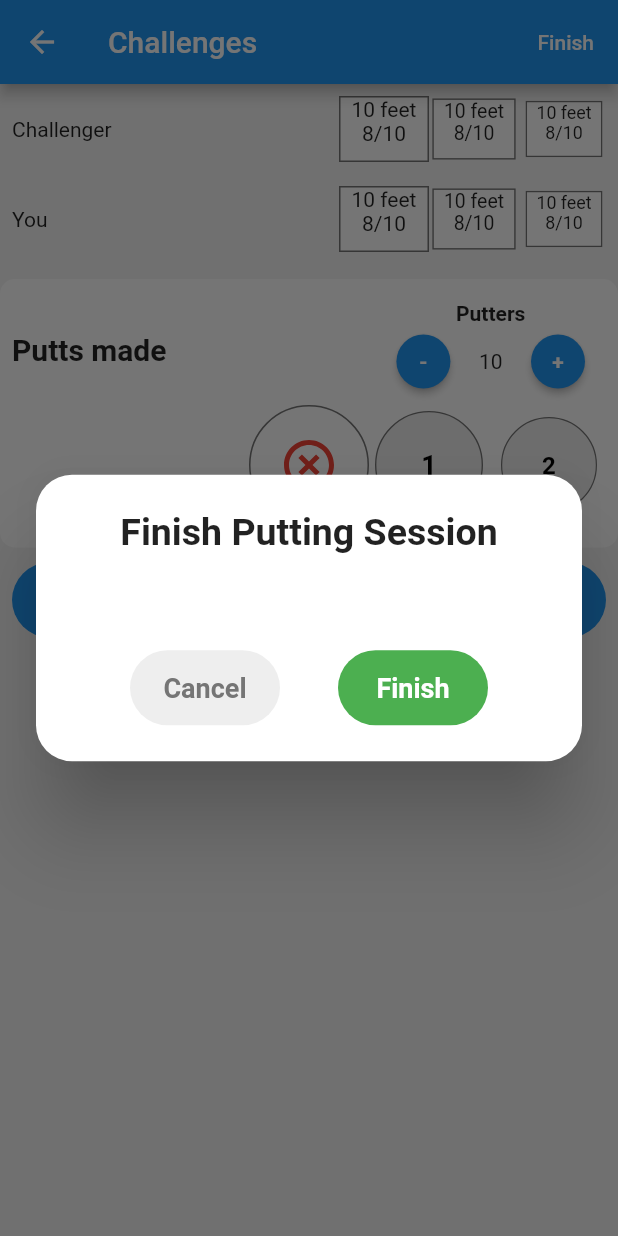
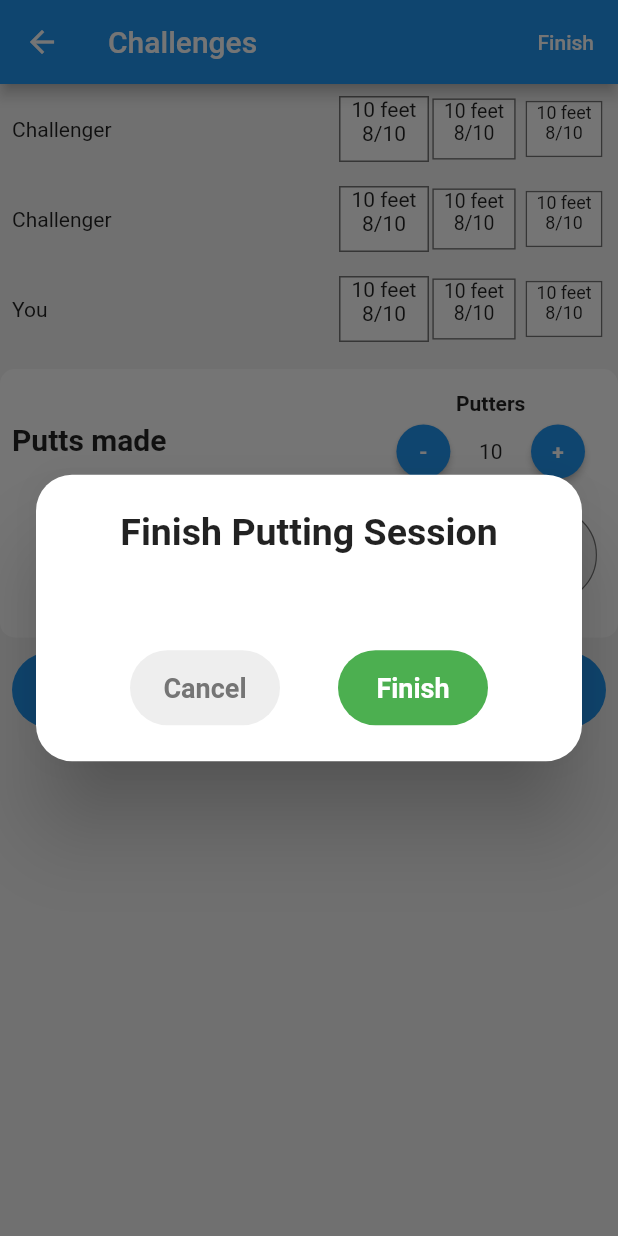
Before and after one commit to joevdiscgolf/MyPutt, a Flutter app: the ChallengeRecordScreen screen opened directly, after a tap on "Finish", on a phone screen of 412 x 824 dp. Run offline on Flutter 3.47's test engine with Material 2 defaults, Android fonts, the light colour scheme and no system bars; drawn by our look-alikes of flutter_bounceable, scroll_snap_list; our stand-ins replace bloc, cloud_firestore, firebase_auth, firebase_core, flutter_bloc, flutter_remix and 1 more; missing offline and left inert: flutter_vibrate; accounts and stored records are empty.

Commit message:
Small changes and adding number list above challenge scroll list.

```diff
--- a/lib/bloc/cubits/home_screen_cubit.dart
+++ b/lib/bloc/cubits/home_screen_cubit.dart
@@ -3,7 +3,6 @@ import 'package:meta/meta.dart';
 import 'package:myputt/data/types/stats.dart';
 import 'package:myputt/services/stats_service.dart';
 import 'package:myputt/repositories/sessions_repository.dart';
-import 'package:myputt/services/auth_service.dart';
 import 'package:myputt/locator.dart';
 
 part 'home_screen_state.dart';
--- a/lib/bloc/cubits/session_summary_cubit.dart
+++ b/lib/bloc/cubits/session_summary_cubit.dart
@@ -5,7 +5,6 @@ import 'package:myputt/data/types/stats.dart';
 import 'package:myputt/locator.dart';
 import 'package:myputt/services/stats_service.dart';
 import 'package:myputt/repositories/sessions_repository.dart';
-import 'package:myputt/locator.dart';
 
 part 'session_summary_state.dart';
 
--- a/lib/locator.dart
+++ b/lib/locator.dart
@@ -4,8 +4,6 @@ import 'package:myputt/services/auth_service.dart';
 import 'package:myputt/services/database_service.dart';
 import 'package:myputt/services/signin_service.dart';
 import 'package:myputt/services/stats_service.dart';
-import 'package:myputt/bloc/cubits/home_screen_cubit.dart';
-import 'package:myputt/bloc/cubits/sessions_cubit.dart';
 
 final locator = GetIt.instance;
 Future<void> setUpLocator() async {
--- a/lib/screens/challenge/challenge_record_screen.dart
+++ b/lib/screens/challenge/challenge_record_screen.dart
@@ -22,15 +22,13 @@ class _ChallengeRecordScreenState extends State<ChallengeRecordScreen> {
   bool sessionInProgress = true;
 
   int _focusedIndex = 0;
-  int _focusedChallengeIndex = 0;
   int _setLength = 10;
 
-  int _distancesIndex = 0;
-  final List<int> _distances = [10, 15, 20, 25, 30, 40, 50, 60];
   int _completedSets = 0;
 
   final GlobalKey<ScrollSnapListState> challengerKey = GlobalKey();
   final GlobalKey<ScrollSnapListState> currentUserKey = GlobalKey();
+  final GlobalKey<ScrollSnapListState> numberListKey = GlobalKey();
 
   @override
   Widget build(BuildContext context) {
@@ -49,7 +47,7 @@ class _ChallengeRecordScreenState extends State<ChallengeRecordScreen> {
                             builder: (dialogContext) => BlocProvider.value(
                                 value: BlocProvider.of<SessionsCubit>(context),
                                 child: FinishSessionDialog(
-                                    ChallengeRecordScreenState: this)))
+                                    challengeRecordScreenState: this)))
                         .then((value) => dialogCallBack());
                   },
                   child: const Text('Finish'));
@@ -64,20 +62,29 @@ class _ChallengeRecordScreenState extends State<ChallengeRecordScreen> {
           mainAxisSize: MainAxisSize.max,
           children: [
             Container(
-                padding: EdgeInsets.all(8),
+                padding: const EdgeInsets.all(8),
                 height: 60,
                 child: Row(
                   children: [
-                    SizedBox(width: 100, child: Text('Challenger')),
+                    const SizedBox(width: 100, child: Text('Challenger')),
+                    ChallengeScrollSnapList(sslKey: numberListKey)
+                  ],
+                )),
+            Container(
+                padding: const EdgeInsets.all(8),
+                height: 60,
+                child: Row(
+                  children: [
+                    const SizedBox(width: 100, child: Text('Challenger')),
                     ChallengeScrollSnapList(sslKey: challengerKey)
                   ],
                 )),
             Container(
-                padding: EdgeInsets.all(8),
+                padding: const EdgeInsets.all(8),
                 height: 60,
                 child: Row(
                   children: [
-                    SizedBox(width: 100, child: Text('You')),
+                    const SizedBox(width: 100, child: Text('You')),
                     ChallengeScrollSnapList(sslKey: currentUserKey)
                   ],
                 )),
@@ -294,8 +301,6 @@ class ChallengeScrollSnapList extends StatefulWidget {
 }
 
 class _ChallengeScrollSnapListState extends State<ChallengeScrollSnapList> {
-  int _focusedIndex = 0;
-
   @override
   Widget build(BuildContext context) {
     return Expanded(
@@ -334,7 +339,7 @@ class _ChallengeScrollSnapListState extends State<ChallengeScrollSnapList> {
       height: 40,
       child: Center(
         child: Column(
-          children: [
+          children: const [
             Text('10 feet'),
             Text('8/10'),
           ],
@@ -346,10 +351,10 @@ class _ChallengeScrollSnapListState extends State<ChallengeScrollSnapList> {
 
 class FinishSessionDialog extends StatefulWidget {
   const FinishSessionDialog(
-      {Key? key, required this.ChallengeRecordScreenState})
+      {Key? key, required this.challengeRecordScreenState})
       : super(key: key);
 
-  final _ChallengeRecordScreenState ChallengeRecordScreenState;
+  final _ChallengeRecordScreenState challengeRecordScreenState;
   @override
   _FinishSessionDialogState createState() => _FinishSessionDialogState();
 }
@@ -422,7 +427,7 @@ class _FinishSessionDialogState extends State<FinishSessionDialog> {
                                     .completeSession();
                                 BlocProvider.of<HomeScreenCubit>(context)
                                     .reloadStats();
-                                widget.ChallengeRecordScreenState
+                                widget.challengeRecordScreenState
                                     .sessionInProgress = false;
                                 Navigator.pop(context);
                               }
--- a/lib/screens/components/confirm_delete_dialog.dart
+++ b/lib/screens/components/confirm_delete_dialog.dart
@@ -1,7 +1,5 @@
 import 'package:flutter/material.dart';
-import 'package:flutter_remix/flutter_remix.dart';
 import 'package:myputt/components/buttons/primary_button.dart';
-import 'package:myputt/data/types/putting_session.dart';
 
 class ConfirmDeleteDialog extends StatefulWidget {
   const ConfirmDeleteDialog(
--- a/lib/screens/home/home_screen.dart
+++ b/lib/screens/home/home_screen.dart
@@ -4,7 +4,6 @@ import 'package:myputt/bloc/cubits/home_screen_cubit.dart';
 import 'package:myputt/screens/home/components/putting_stats_page.dart';
 import 'package:myputt/screens/home/components/enums.dart';
 import 'package:myputt/locator.dart';
-import 'package:myputt/services/auth_service.dart';
 import 'package:myputt/services/signin_service.dart';
 
 class HomeScreen extends StatefulWidget {
@@ -17,8 +16,6 @@ class HomeScreen extends StatefulWidget {
 }
 
 class HomeScreenState extends State<HomeScreen> {
-  final AuthService _authService = locator.get<AuthService>();
-
   int _sessionRangeIndex = 0;
   final List<String> _sessionRangeLabels = [
     'Last 5',
@@ -88,7 +85,7 @@ class HomeScreenState extends State<HomeScreen> {
   Widget _sessionRangeRow(BuildContext context) {
     return Container(
       padding: const EdgeInsets.fromLTRB(5, 10, 5, 5),
-      decoration: BoxDecoration(
+      decoration: const BoxDecoration(
         color: Colors.white,
       ),
       child: Row(
--- a/lib/screens/record/components/putting_set_row.dart
+++ b/lib/screens/record/components/putting_set_row.dart
@@ -1,6 +1,5 @@
 import 'package:flutter/material.dart';
 import 'package:flutter_remix/flutter_remix.dart';
-import 'package:myputt/components/buttons/primary_button.dart';
 import 'package:myputt/data/types/putting_set.dart';
 import 'package:myputt/screens/components/confirm_delete_dialog.dart';
 
--- a/lib/screens/sessions/components/session_list_row.dart
+++ b/lib/screens/sessions/components/session_list_row.dart
@@ -3,7 +3,6 @@ import 'package:flutter_remix/flutter_remix.dart';
 import 'package:myputt/screens/components/confirm_delete_dialog.dart';
 import 'package:myputt/data/types/putting_session.dart';
 import 'package:myputt/data/types/stats.dart';
-import 'package:myputt/locator.dart';
 
 class SessionListRow extends StatelessWidget {
   const SessionListRow(
--- a/lib/screens/sessions/session_summary_screen.dart
+++ b/lib/screens/sessions/session_summary_screen.dart
@@ -1,6 +1,5 @@
 import 'package:flutter/material.dart';
 import 'package:myputt/data/types/putting_session.dart';
-import 'package:myputt/data/types/stats.dart';
 import 'package:flutter_bloc/flutter_bloc.dart';
 import 'package:myputt/bloc/cubits/sessions_cubit.dart';
 import 'package:myputt/screens/home/components/putting_stats_page.dart';
--- a/lib/screens/sessions/sessions_screen.dart
+++ b/lib/screens/sessions/sessions_screen.dart
@@ -7,7 +7,6 @@ import 'package:myputt/screens/sessions/components/session_list_row.dart';
 import 'package:myputt/screens/record/record_screen.dart';
 import 'package:myputt/bloc/cubits/sessions_cubit.dart';
 import 'session_summary_screen.dart';
-import 'package:myputt/screens/components/confirm_delete_dialog.dart';
 
 class SessionsScreen extends StatefulWidget {
   const SessionsScreen({Key? key}) : super(key: key);
@@ -82,8 +81,6 @@ class _SessionsState extends State<SessionsScreen> {
   }
 
   Widget _continueSessionCard(BuildContext context) {
-    TextStyle textStyle =
-        const TextStyle(fontSize: 15, fontWeight: FontWeight.bold);
     return BlocBuilder<SessionsCubit, SessionsState>(
       builder: (context, state) {
         if (state is! SessionInProgressState) {
--- a/lib/services/auth_service.dart
+++ b/lib/services/auth_service.dart
@@ -1,9 +1,5 @@
 import 'package:cloud_firestore/cloud_firestore.dart';
 import 'package:firebase_auth/firebase_auth.dart';
-import 'package:myputt/repositories/sessions_repository.dart';
-import 'package:myputt/locator.dart';
-import 'package:myputt/bloc/cubits/home_screen_cubit.dart';
-import 'package:myputt/bloc/cubits/sessions_cubit.dart';
 
 class AuthService {
   final FirebaseAuth _auth = FirebaseAuth.instance;
@@ -42,7 +38,7 @@ class AuthService {
           .signInWithEmailAndPassword(
               email: inputEmail, password: inputPassword);
       final uid = getCurrentUserId();
-      print('user signed in correctly, uid: ${uid}');
+      print('user signed in correctly, uid: $uid');
       return true;
     } on FirebaseAuthException catch (e) {
       if (e.code == 'user-not-found') {
```
